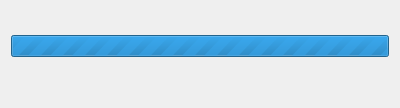
This is libkpackagekit/KpkTransaction.ui in KDE/apper as Qt 5 draws it before an edit. The edited form follows.
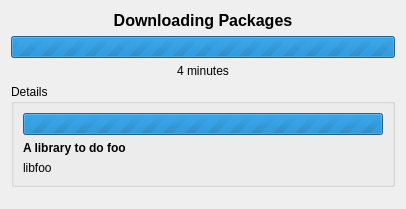
This is the edited form.

Commit message: Some transaction UI tweaks It now uses the details button to show/hide transaction details.

Patch:
```diff
--- a/libkpackagekit/KpkTransaction.ui
+++ b/libkpackagekit/KpkTransaction.ui
@@ -8,8 +8,8 @@
    <rect>
     <x>0</x>
     <y>0</y>
-    <width>400</width>
-    <height>106</height>
+    <width>406</width>
+    <height>209</height>
    </rect>
   </property>
   <property name="sizePolicy" >
@@ -30,8 +30,8 @@
   <property name="locale" >
    <locale country="UnitedStates" language="English" />
   </property>
-  <layout class="QGridLayout" name="gridLayout" >
-   <item row="0" column="0" colspan="2" >
+  <layout class="QVBoxLayout" name="verticalLayout_2" >
+   <item>
     <widget class="QLabel" name="currentL" >
      <property name="font" >
       <font>
@@ -44,14 +44,14 @@
       <locale country="UnitedStates" language="English" />
      </property>
      <property name="text" >
-      <string/>
+      <string>Downloading Packages</string>
      </property>
      <property name="alignment" >
       <set>Qt::AlignCenter</set>
      </property>
     </widget>
    </item>
-   <item row="1" column="0" colspan="2" >
+   <item>
     <widget class="QProgressBar" name="progressBar" >
      <property name="locale" >
       <locale country="UnitedStates" language="English" />
@@ -61,7 +61,33 @@
      </property>
     </widget>
    </item>
-   <item row="2" column="0" colspan="2" >
+   <item>
+    <widget class="QLabel" name="timeL" >
+     <property name="text" >
+      <string>4 minutes</string>
+     </property>
+     <property name="alignment" >
+      <set>Qt::AlignCenter</set>
+     </property>
+    </widget>
+   </item>
+   <item>
+    <widget class="QGroupBox" name="detailGroup" >
+     <property name="title" >
+      <string>Details</string>
+     </property>
+     <layout class="QVBoxLayout" name="verticalLayout" >
+      <item>
+       <widget class="QProgressBar" name="subprogressBar" >
+        <property name="locale" >
+         <locale country="UnitedStates" language="English" />
+        </property>
+        <property name="maximum" >
+         <number>0</number>
+        </property>
+       </widget>
+      </item>
+      <item>
     <widget class="QLabel" name="descriptionL" >
      <property name="font" >
       <font>
@@ -70,25 +96,21 @@
       </font>
      </property>
      <property name="text" >
-      <string/>
+         <string>A library to do foo</string>
      </property>
     </widget>
    </item>
-   <item row="3" column="0" >
+      <item>
     <widget class="QLabel" name="packageL" >
      <property name="text" >
-      <string/>
+         <string>libfoo</string>
      </property>
     </widget>
    </item>
-   <item row="3" column="1" >
-    <widget class="QLabel" name="timeL" >
-     <property name="text" >
-      <string/>
-     </property>
+     </layout>
     </widget>
    </item>
-   <item row="4" column="0" colspan="2" >
+   <item>
     <spacer name="verticalSpacer" >
      <property name="orientation" >
       <enum>Qt::Vertical</enum>
```
Lines whose indentation alone changed are shown as unchanged. The commit also changes 1 other file.
